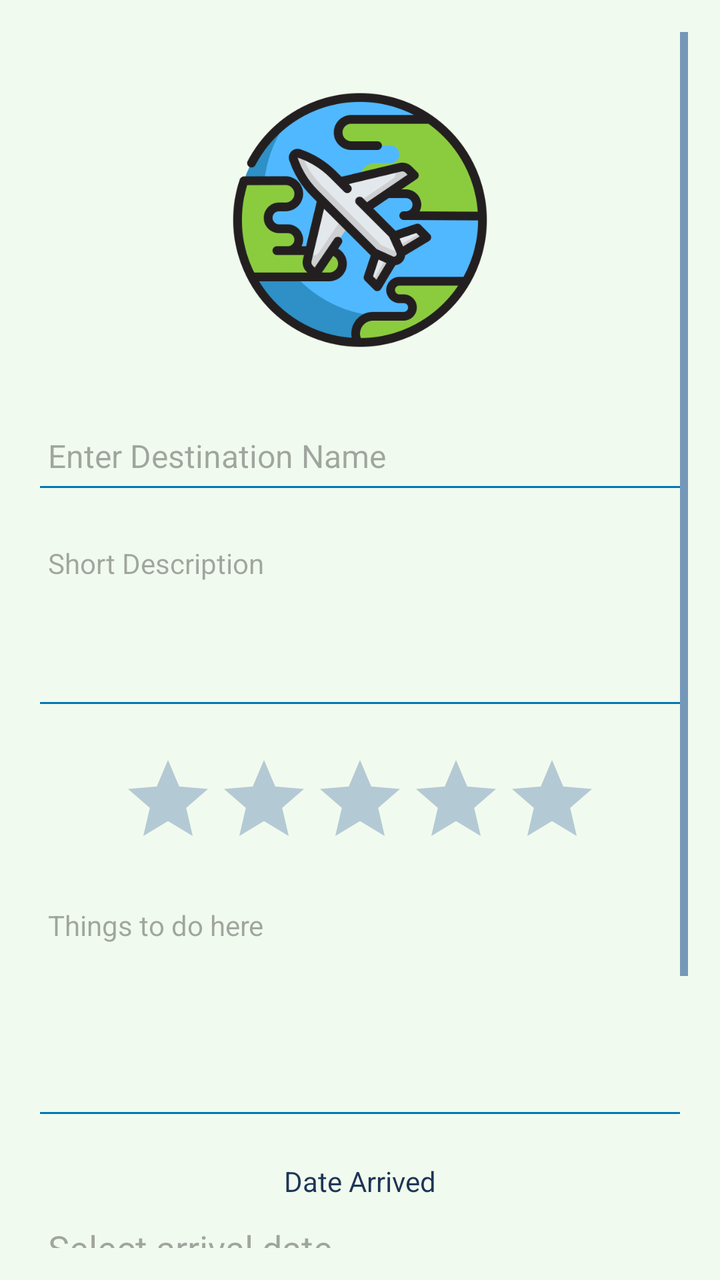
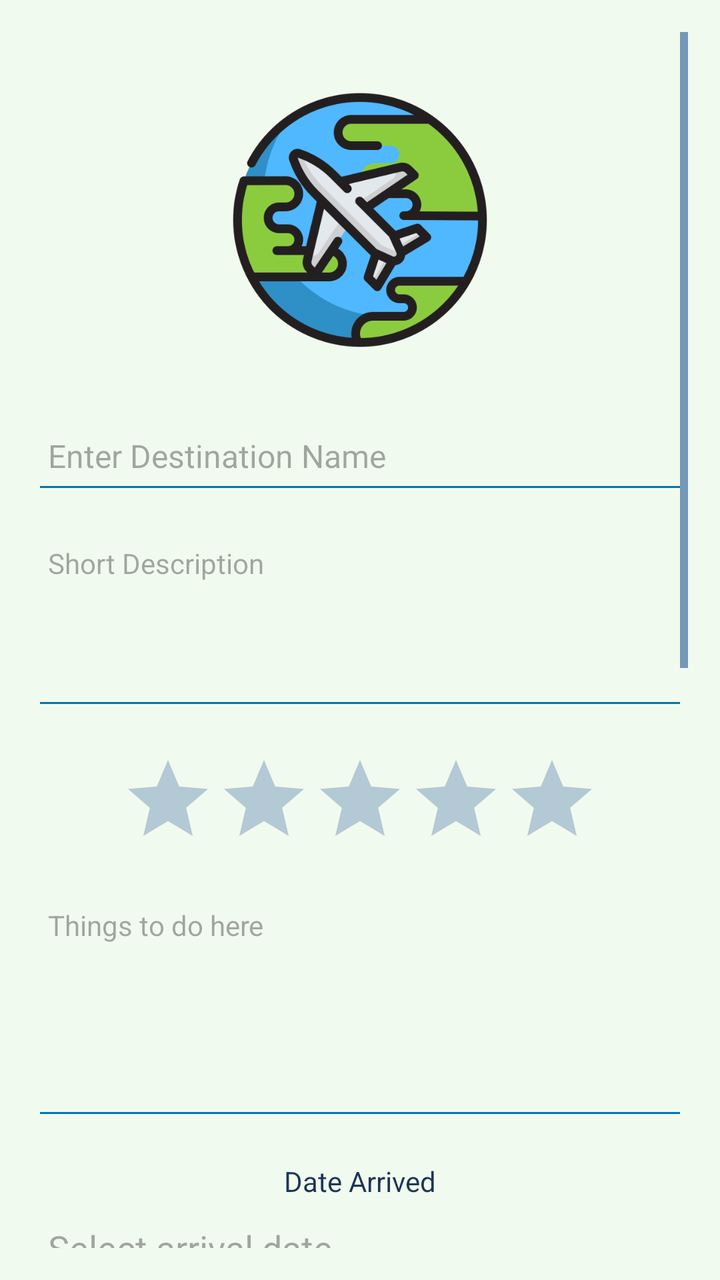

An Android layout rendered at two revisions. The XML below is the earlier revision; the diff shows what the commit changed to produce the second picture.
<!-- AndroidManifest.xml: application theme Theme.WebAppProject -->
<!-- res/layout/activity_travel.xml -->
<?xml version="1.0" encoding="utf-8"?>
<androidx.constraintlayout.widget.ConstraintLayout
    xmlns:android="http://schemas.android.com/apk/res/android"
    xmlns:app="http://schemas.android.com/apk/res-auto"
    xmlns:tools="http://schemas.android.com/tools"
    android:id="@+id/addDestinationLayout"
    android:layout_width="match_parent"
    android:layout_height="match_parent"
    android:background="@color/backgroundColor"
    android:padding="16dp"
    tools:context=".TravelActivity">


    <ScrollView
        android:layout_width="0dp"
        android:layout_height="0dp"
        app:layout_constraintTop_toTopOf="parent"
        app:layout_constraintBottom_toBottomOf="parent"
        app:layout_constraintStart_toStartOf="parent"
        app:layout_constraintEnd_toEndOf="parent">


        <LinearLayout
            android:layout_width="match_parent"
            android:layout_height="wrap_content"
            android:orientation="vertical"
            android:gravity="center_horizontal">


            <ImageView
                android:id="@+id/destinationImage"
                android:layout_width="140dp"
                android:layout_height="140dp"
                android:layout_marginTop="24dp"
                android:scaleType="fitCenter"
                android:src="@drawable/world_icon"
                android:contentDescription="Destination Image" />


            <EditText
                android:id="@+id/destinationName"
                android:layout_width="match_parent"
                android:layout_height="48dp"
                android:layout_marginTop="24dp"
                android:hint="Enter Destination Name"
                android:padding="8dp"
                android:textColor="@color/textPrimary"
                android:textSize="16sp"
                android:backgroundTint="@color/colorPrimary"
                android:maxLines="1"
                android:inputType="text" />


            <EditText
                android:id="@+id/destinationDescription"
                android:layout_width="match_parent"
                android:layout_height="96dp"
                android:layout_marginTop="12dp"
                android:hint="Short Description"
                android:padding="8dp"
                android:textColor="@color/textPrimary"
                android:textSize="14sp"
                android:backgroundTint="@color/colorPrimary"
                android:gravity="top"
                android:inputType="textMultiLine"
                android:scrollbars="vertical" />


            
            <RatingBar
                android:id="@+id/destinationRating"
                android:layout_width="wrap_content"
                android:layout_height="wrap_content"
                android:layout_marginTop="16dp"
                android:numStars="5"
                android:stepSize="1"
                android:rating="0"
                android:isIndicator="false" />


            <EditText
                android:id="@+id/destinationActivities"
                android:layout_width="match_parent"
                android:layout_height="120dp"
                android:layout_marginTop="12dp"
                android:hint="Things to do here"
                android:padding="8dp"
                android:textColor="@color/textPrimary"
                android:textSize="14sp"
                android:backgroundTint="@color/colorPrimary"
                android:gravity="top"
                android:inputType="textMultiLine"
                android:scrollbars="vertical" />


            <TextView
                android:layout_width="wrap_content"
                android:layout_height="wrap_content"
                android:text="Date Arrived"
                android:textColor="@color/textPrimary"
                android:layout_marginTop="16dp" />


            <EditText
                android:id="@+id/dateArrived"
                android:layout_width="match_parent"
                android:layout_height="48dp"
                android:hint="Select arrival date"
                android:focusable="false"
                android:clickable="true"
                android:padding="8dp"
                android:textColor="@color/textPrimary"
                android:backgroundTint="@color/colorPrimary" />


            <TextView
                android:layout_width="wrap_content"
                android:layout_height="wrap_content"
                android:text="Date Left"
                android:textColor="@color/textPrimary"
                android:layout_marginTop="12dp" />


            <EditText
                android:id="@+id/dateLeft"
                android:layout_width="match_parent"
                android:layout_height="48dp"
                android:hint="Select departure date"
                android:focusable="false"
                android:clickable="true"
                android:padding="8dp"
                android:textColor="@color/textPrimary"
                android:backgroundTint="@color/colorPrimary" />



            <Button
                android:id="@+id/btnAddDestination"
                android:layout_width="match_parent"
                android:layout_height="wrap_content"
                android:layout_marginTop="24dp"
                android:text="Add Destination"
                android:backgroundTint="@color/colorAccent"
                android:textColor="@color/colorPrimary"
                android:textSize="18sp"
                android:stateListAnimator="@null" />

        </LinearLayout>
    </ScrollView>

</androidx.constraintlayout.widget.ConstraintLayout>
<!-- resources referenced by this layout -->
<resources>
  <color name="backgroundColor">#F1FAEE</color>
  <color name="colorAccent">#FFB703</color>
  <color name="colorPrimary">#0077B6</color>
  <color name="textPrimary">#1D3557</color>
  <!-- drawable world_icon: png bitmap (drawable, 49991 bytes) -->
  <style name="Theme.WebAppProject" parent="Base.Theme.WebAppProject" />
  <style name="Base.Theme.WebAppProject" parent="Theme.Material3.DayNight.NoActionBar">
  
          <item name="colorPrimary">@color/colorPrimary</item>
          <item name="colorPrimaryContainer">@color/colorPrimaryDark</item>
          <item name="colorOnPrimary">@color/backgroundColor</item>
  
          <item name="colorSecondary">@color/colorAccent</item>
          <item name="colorSecondaryContainer">@color/colorAccent</item>
          <item name="colorOnSecondary">@color/textPrimary</item>
  
          <item name="android:windowBackground">@color/backgroundColor</item>
          <item name="colorSurface">@color/backgroundColor</item>
          <item name="colorOnSurface">@color/textPrimary</item>
  
          <item name="android:textColorPrimary">@color/textPrimary</item>
          <item name="android:textColorSecondary">@color/colorPrimaryDark</item>
      </style>
  <color name="colorPrimaryDark">#023E8A</color>
</resources>

<!-- the commit's change to res/layout/activity_travel.xml (unified diff, before → after) -->
@@ -145,6 +145,21 @@
                 android:textSize="18sp"
                 android:stateListAnimator="@null" />
 
+            <Button
+                android:id="@+id/btnViewDestinations"
+                android:layout_width="match_parent"
+                android:layout_height="wrap_content"
+                android:layout_marginTop="12dp"
+                android:text="View Saved Destinations"
+                android:backgroundTint="@color/colorPrimary"
+                android:textColor="@android:color/white" />
+
+            <androidx.recyclerview.widget.RecyclerView
+            android:id="@+id/destinationList"
+            android:layout_width="match_parent"
+            android:layout_height="300dp"
+            android:layout_marginTop="20dp"/>
+
         </LinearLayout>
     </ScrollView>
 
